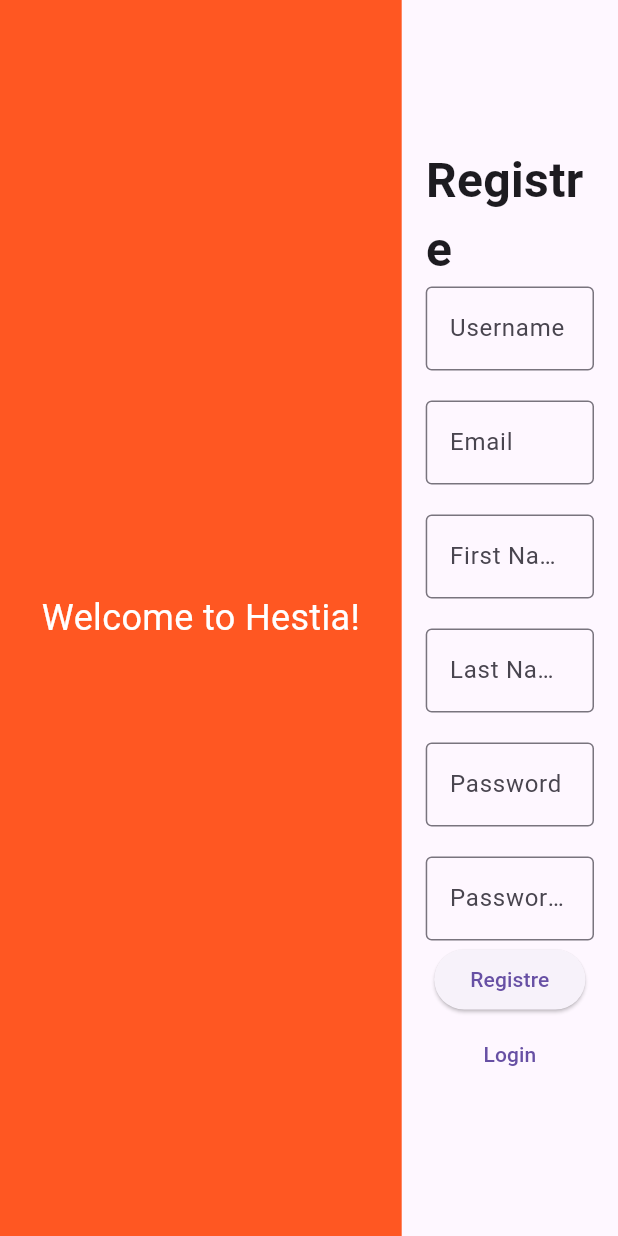
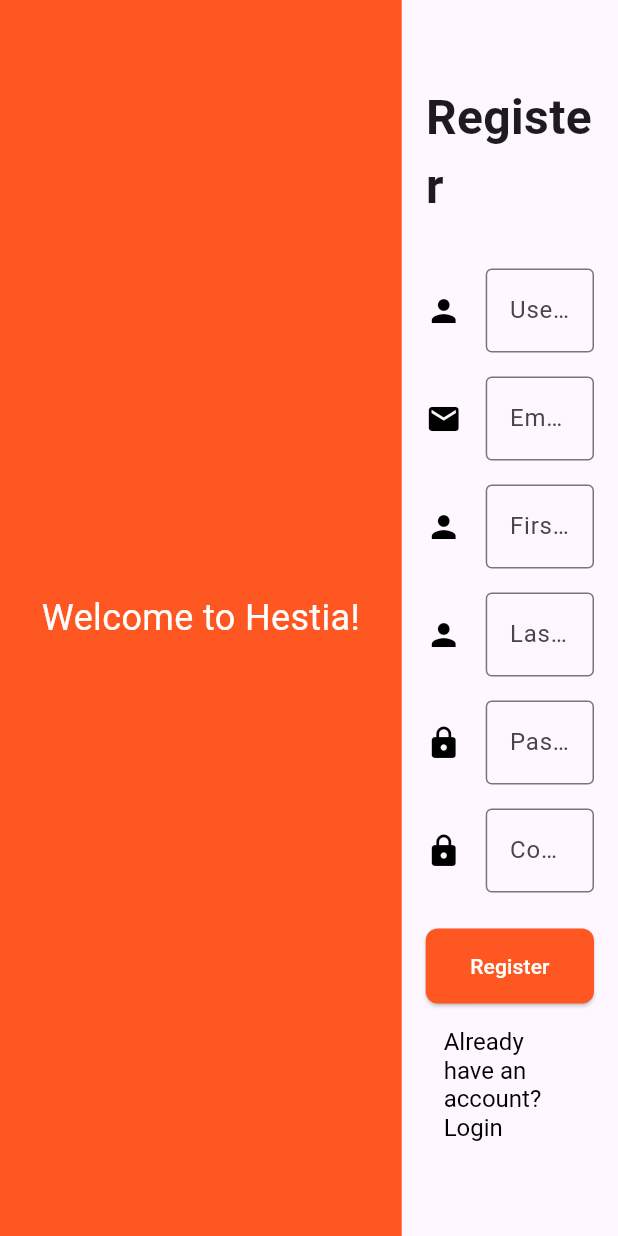
Before and after one commit to easv4sem/flutter_hestia, a Flutter app: the RegistrePage screen opened by its route, on a phone screen of 412 x 824 dp. Run offline on Flutter 3.47's test engine with Material 3 defaults, Android fonts, the phone set to English and light mode, and no system bars; our stand-ins replace dio, go_router, shared_preferences; accounts and stored records are empty; network calls fail.

Commit message:
feat: Implement authentication state management and UI updates
- Added AuthState class for managing authentication status using ChangeNotifier and SharedPreferences.
- Updated AuthService to handle login and registration, saving login status in SharedPreferences.
- Enhanced app routing with GoRouter to manage authentication redirects.
- Refactored login and registration pages to use AuthenticationTextFormField for better code reuse.
- Improved validation logic in registration and login forms.
- Added devMode flag for easier development and testing.
- Updated pubspec.yaml to include shared_preferences dependency.
- Modified GeneratedPluginRegistrant.swift to register SharedPreferencesPlugin for macOS.
- Updated workspace.xml for IDE settings and Git configuration.

```diff
--- /dev/null
+++ b/lib/auth/auth_provider.dart
@@ -0,0 +1,40 @@
+import 'package:flutter/material.dart';
+import 'package:shared_preferences/shared_preferences.dart';
+
+// This class manages the authentication state of the application.
+// It uses the ChangeNotifier pattern to notify listeners about changes in the authentication status.
+// The authentication status is stored in SharedPreferences, allowing the app to remember the user's login state across sessions.
+// The class provides methods to load the login status, set the login status, and save the login status to SharedPreferences.
+class AuthState extends ChangeNotifier {
+
+  static final AuthState _instance = AuthState._internal();
+
+  AuthState._internal();
+
+  static AuthState get instance => _instance;
+
+  bool _loggedIn = false;
+
+  bool get isLoggedIn => _loggedIn;
+
+  Future<void> loadStatus() async {
+    _loggedIn = await _loadLoginStatus();
+    notifyListeners();
+  }
+
+  void setLoggedIn(bool value) {
+    _loggedIn = value;
+    _saveLoginStatus(value);
+    notifyListeners();
+  }
+
+  Future<void> _saveLoginStatus(bool loggedIn) async {
+    final prefs = await SharedPreferences.getInstance();
+    await prefs.setBool('loggedIn', loggedIn);
+  }
+
+  Future<bool> _loadLoginStatus() async {
+    final prefs = await SharedPreferences.getInstance();
+    return prefs.getBool('loggedIn') ?? false;
+  }
+}
--- a/lib/core/app_constants.dart
+++ b/lib/core/app_constants.dart
@@ -4,4 +4,5 @@ class AppConstants {
   static const String appDescription =
       'Hestia is a sample Flutter application.';
   static const String apiBaseUrl = 'http://localhost:3000/api';
+  static const bool devMode = true;
 }
--- a/lib/core/router.dart
+++ b/lib/core/router.dart
@@ -1,4 +1,6 @@
+import 'package:flutter/material.dart';
 import 'package:go_router/go_router.dart';
+import 'package:hestia/auth/auth_provider.dart';
 import 'package:hestia/presentation/pages/cookies_page.dart';
 import 'package:hestia/presentation/pages/home_page.dart';
 import 'package:hestia/presentation/pages/landing_page.dart';
@@ -13,52 +15,49 @@ import 'routes.dart';
 /// It defines the routes and their corresponding pages.
 /// pages are imported from the pages enum.
 class AppRouter {
+
+  static bool devMode = true;
+
   static final GoRouter router = GoRouter(
-    initialLocation: Routes.home.path, // Set the initial route to HomePage
-    errorBuilder:
-        (context, state) =>
-            const NotFoundPage(), // Handle 404 errors with NotFoundPage
+    initialLocation: Routes.home.path,
+    refreshListenable: GoRouterRefreshNotifier(AuthState.instance),
+
+    redirect: devMode
+        ? null // Slå redirect fra i devMode
+        : (context, state) {
+            final loggedIn = AuthState.instance.isLoggedIn;
+            final isOnLogin = state.uri.path == Routes.login.path;
+            final isOnRegister = state.uri.path == Routes.registre.path;
+            final isOnLandingPage = state.uri.path == Routes.landingPage.path;
+
+            if (!loggedIn && !(isOnLogin || isOnRegister || isOnLandingPage)) {
+              return Routes.login.path;
+            }
+
+            if (loggedIn && (isOnLogin || isOnRegister)) {
+              return Routes.home.path;
+            }
+
+            return null;
+          },
+
+    errorBuilder: (context, state) => const NotFoundPage(),
+
     routes: [
-      GoRoute(
-        path: Routes.home.path,
-        name: Routes.home.name,
-        builder: (context, state) => const HomePage(),
-      ),
-      GoRoute(
-        path: Routes.settings.path,
-        name: Routes.settings.name,
-        builder: (context, state) => const SettingsPage(),
-      ),
-      GoRoute(
-        path: Routes.cookies.path,
-        name: Routes.cookies.name,
-        builder: (context, state) => const CookiesPage(),
-      ),
-      GoRoute(
-        path: Routes.privacy.path,
-        name: Routes.privacy.name,
-        builder: (context, state) => const PrivacyPolicyPage(),
-      ),
-      GoRoute(
-        path: Routes.notFound.path,
-        name: Routes.notFound.name,
-        builder: (context, state) => const NotFoundPage(),
-      ),
-      GoRoute(
-        path: Routes.landingPage.path,
-        name: Routes.landingPage.name,
-        builder: (context, state) => const LandingPage(),
-      ),
-      GoRoute(
-        path: Routes.login.path,
-        name: Routes.login.name,
-        builder: (context, state) => const LoginPage(),
-      ),
-      GoRoute(
-        path: Routes.registre.path,
-        name: Routes.registre.name,
-        builder: (context, state) => const RegistrePage(),
-      ),
+      GoRoute(path: Routes.home.path, builder: (context, _) => const HomePage()),
+      GoRoute(path: Routes.settings.path, builder: (context, _) => const SettingsPage()),
+      GoRoute(path: Routes.cookies.path, builder: (context, _) => const CookiesPage()),
+      GoRoute(path: Routes.privacy.path, builder: (context, _) => const PrivacyPolicyPage()),
+      GoRoute(path: Routes.landingPage.path, builder: (context, _) => const LandingPage()),
+      GoRoute(path: Routes.login.path, builder: (context, _) => const LoginPage()),
+      GoRoute(path: Routes.registre.path, builder: (context, _) => const RegistrePage()),
     ],
   );
 }
+
+
+class GoRouterRefreshNotifier extends ChangeNotifier {
+  GoRouterRefreshNotifier(Listenable listenable) {
+    listenable.addListener(notifyListeners);
+  }
+}
--- a/lib/presentation/pages/registre_page.dart
+++ b/lib/presentation/pages/registre_page.dart
@@ -2,6 +2,7 @@ import 'package:flutter/material.dart';
 import 'package:go_router/go_router.dart';
 import 'package:hestia/auth/auth_service.dart';
 import 'package:hestia/core/routes.dart';
+import 'package:hestia/presentation/widgets/authentication_text_form_field.dart';
 
 class RegistrePage extends StatefulWidget {
   const RegistrePage({super.key});
@@ -11,68 +12,30 @@ class RegistrePage extends StatefulWidget {
 }
 
 class _RegistrePage extends State<RegistrePage> {
-  AuthService authService = AuthService();
+  final AuthService authService = AuthService();
+  final _formKey = GlobalKey<FormState>();
+  bool _loading = false;
 
   final TextEditingController usernameController = TextEditingController();
   final TextEditingController passwordController = TextEditingController();
+  final TextEditingController passwordControllerConfirm = TextEditingController();
   final TextEditingController firstNameController = TextEditingController();
   final TextEditingController lastNameController = TextEditingController();
   final TextEditingController emailController = TextEditingController();
-  final TextEditingController passwordControllerConfirm =
-      TextEditingController();
 
-  void _register() async {
+  void _showSnackBar(String message) {
+    ScaffoldMessenger.of(context).showSnackBar(SnackBar(content: Text(message)));
+  }
+
+  Future<void> _register() async {
+    if (!_formKey.currentState!.validate()) return;
+
     if (passwordController.text != passwordControllerConfirm.text) {
-      ScaffoldMessenger.of(
-        context,
-      ).showSnackBar(const SnackBar(content: Text('Passwords do not match.')));
+      _showSnackBar('Passwords do not match.');
       return;
     }
 
-    if (usernameController.text.isEmpty ||
-        passwordController.text.isEmpty ||
-        emailController.text.isEmpty) {
-      ScaffoldMessenger.of(
-        context,
-      ).showSnackBar(const SnackBar(content: Text('Please fill all fields.')));
-      return;
-    }
-
-    if (usernameController.text.length < 3) {
-      ScaffoldMessenger.of(
-        context,
-      ).showSnackBar(const SnackBar(content: Text('Username too short.')));
-      return;
-    }
-    if (passwordController.text.length < 8) {
-      ScaffoldMessenger.of(
-        context,
-      ).showSnackBar(const SnackBar(content: Text('Password too short.')));
-      return;
-    }
-    if (passwordController.text.length > 20) {
-      ScaffoldMessenger.of(
-        context,
-      ).showSnackBar(const SnackBar(content: Text('Password too long.')));
-      return;
-    }
-    if (usernameController.text.length > 20) {
-      ScaffoldMessenger.of(
-        context,
-      ).showSnackBar(const SnackBar(content: Text('Username too long.')));
-      return;
-    }
-
-    if (emailController.text.length < 5 ||
-        !emailController.text.contains('@') ||
-        !emailController.text.contains('.')) {
-      // Check if email is valid (basic check)
-      ScaffoldMessenger.of(context).showSnackBar(
-        const SnackBar(content: Text('Email too short. or not a valid email')),
-      );
-      return;
-    }
-
+    setState(() => _loading = true);
     final success = await authService.register(
       usernameController.text,
       passwordController.text,
@@ -80,12 +43,12 @@ class _RegistrePage extends State<RegistrePage> {
       firstNameController.text,
       lastNameController.text,
     );
+    setState(() => _loading = false);
+
     if (success.$1) {
       context.go(Routes.home.path);
     } else {
-      ScaffoldMessenger.of(
-        context,
-      ).showSnackBar(SnackBar(content: Text(success.$2)));
+      _showSnackBar(success.$2);
     }
   }
 
@@ -109,74 +72,104 @@ class _RegistrePage extends State<RegistrePage> {
             width: MediaQuery.of(context).size.width * 0.35,
             child: Padding(
               padding: const EdgeInsets.all(16.0),
+              child: Center(
+                child: SingleChildScrollView(
+                  child: Form(
+                    key: _formKey,
                     child: Column(
-                mainAxisAlignment: MainAxisAlignment.center,
-                spacing: 2.0,
+                      mainAxisSize: MainAxisSize.min,
                       children: [
                         const Text(
-                    'Registre',
+                          'Register',
                           style: TextStyle(fontSize: 32, fontWeight: FontWeight.bold),
                         ),
-                  TextField(
-                    controller: usernameController,
-                    decoration: InputDecoration(
-                      labelText: 'Username',
-                      border: OutlineInputBorder(),
+                        const SizedBox(height: 32.0),
+                        AuthenticationTextFormField(
+                          icon: Icons.person,
+                          label: "Username",
+                          textEditingController: usernameController,
+                          validator: (value) {
+                            if (value == null || value.isEmpty) return 'Username required';
+                            if (value.length < 3) return 'Username too short';
+                            if (value.length > 20) return 'Username too long';
+                            return null;
+                          },
+                        ),
+                        const SizedBox(height: 16.0),
+                        AuthenticationTextFormField(
+                          icon: Icons.email,
+                          label: "Email",
+                          textEditingController: emailController,
+                          validator: (value) {
+                            if (value == null || value.isEmpty) return 'Email required';
+                            if (!value.contains('@') || !value.contains('.')) return 'Invalid email';
+                            return null;
+                          },
+                        ),
+                        const SizedBox(height: 16.0),
+                        AuthenticationTextFormField(
+                          icon: Icons.person,
+                          label: "First Name",
+                          textEditingController: firstNameController,
+                        ),
+                        const SizedBox(height: 16.0),
+                        AuthenticationTextFormField(
+                          icon: Icons.person,
+                          label: "Last Name",
+                          textEditingController: lastNameController,
+                        ),
+                        const SizedBox(height: 16.0),
+                        AuthenticationTextFormField(
+                          icon: Icons.lock,
+                          label: "Password",
+                          textEditingController: passwordController,
+                          obscureText: true,
+                          validator: (value) {
+                            if (value == null || value.isEmpty) return 'Password required';
+                            if (value.length < 8) return 'Password too short';
+                            if (value.length > 20) return 'Password too long';
+                            return null;
+                          },
+                        ),
+                        const SizedBox(height: 16.0),
+                        AuthenticationTextFormField(
+                          icon: Icons.lock,
+                          label: "Confirm Password",
+                          textEditingController: passwordControllerConfirm,
+                          obscureText: true,
+                        ),
+                        const SizedBox(height: 24.0),
+                        _loading
+                            ? const CircularProgressIndicator(
+                                color: Colors.deepOrange,
+                                strokeWidth: 2.0,
+                              )
+
+                            : ElevatedButton(
+                                style: ElevatedButton.styleFrom(
+                                  minimumSize: const Size.fromHeight(50),
+                                  backgroundColor: Colors.deepOrange,
+                                  shape: RoundedRectangleBorder(
+                                    borderRadius: BorderRadius.circular(8.0),
+                                  ),
+                                  foregroundColor: Colors.white,
+                                ),
+                                onPressed: _register,
+                                child: const Text('Register'),
+                              ),
+                        const SizedBox(height: 8.0),
+                        TextButton(
+                          onPressed: () => context.go(Routes.login.path),
+                          style: TextButton.styleFrom(
+                            foregroundColor: Colors.black,
+                            textStyle: const TextStyle(fontSize: 16),
+                          ),
+                          child: const Text('Already have an account? Login'),
+                        ),
+                      ],
                     ),
                   ),
-                  const SizedBox(height: 16.0),
-                  TextField(
-                    controller: emailController,
-                    decoration: InputDecoration(
-                      labelText: 'Email',
-                      border: OutlineInputBorder(),
                 ),
-                  ),
-                  const SizedBox(height: 16.0),
-                  TextField(
-                    controller: firstNameController,
-                    decoration: InputDecoration(
-                      labelText: 'First Name',
-                      border: OutlineInputBorder(),
-                    ),
-                  ),
-                  const SizedBox(height: 16.0),
-                  TextField(
-                    controller: lastNameController,
-                    decoration: InputDecoration(
-                      labelText: 'Last Name',
-                      border: OutlineInputBorder(),
-                    ),
-                  ),
-                  const SizedBox(height: 16.0),
-                  TextField(
-                    controller: passwordController,
-                    decoration: InputDecoration(
-                      labelText: 'Password',
-                      border: OutlineInputBorder(),
-                    ),
-                    obscureText: true,
-                  ),
-                  const SizedBox(height: 16.0),
-                  TextField(
-                    controller: passwordControllerConfirm,
-                    decoration: InputDecoration(
-                      labelText: 'Password Confirm',
-                      border: OutlineInputBorder(),
-                    ),
-                    obscureText: true,
-                  ),
-
-                  ElevatedButton(
-                    onPressed: _register,
-                    child: const Text('Registre'),
-                  ),
-
-                  TextButton(
-                    onPressed: () => context.go(Routes.login.path),
-                    child: const Text('Login'),
-                  ),
-                ],
               ),
             ),
           ),
--- /dev/null
+++ b/lib/presentation/widgets/authentication_text_form_field.dart
@@ -0,0 +1,35 @@
+import 'package:flutter/material.dart';
+
+class AuthenticationTextFormField extends StatelessWidget {
+  const AuthenticationTextFormField({
+    required this.icon,
+    required this.label,
+    required this.textEditingController,
+    this.obscureText,
+    this.validator,
+    super.key,
+  });
+
+  final IconData icon;
+  final String label;
+  final TextEditingController textEditingController;
+  final bool? obscureText;
+  final String? Function(String?)? validator;
+
+  @override
+  Widget build(BuildContext context) {
+    final theme = Theme.of(context);
+
+    return TextFormField(
+      controller: textEditingController,
+      obscureText: obscureText ?? label.toLowerCase().contains('password'),
+      validator: validator,
+      decoration: InputDecoration(
+        floatingLabelStyle: theme.textTheme.titleLarge,
+        icon: Icon(icon, color: Colors.black),
+        labelText: label,
+        border: const OutlineInputBorder(),
+      ),
+    );
+  }
+}
--- a/lib/presentation/widgets/styled_drawer.dart
+++ b/lib/presentation/widgets/styled_drawer.dart
@@ -1,5 +1,4 @@
 import 'package:flutter/material.dart';
-import 'package:flutter/widgets.dart';
 
 class StyledDrawer extends StatelessWidget {
   final Widget? header;
--- a/pubspec.yaml
+++ b/pubspec.yaml
@@ -40,6 +40,7 @@ dependencies:
   flutter_svg: ^2.1.0
   http: ^1.4.0
   dio: ^5.8.0+1
+  shared_preferences: ^2.5.3
 
 dev_dependencies:
   flutter_test:
```
Also changed, not shown: lib/auth/auth_service.dart (+22 -7 lines), lib/main.dart (+15 -2 lines), lib/presentation/pages/login_page.dart (+26 -31 lines), 1 other file. Lines whose indentation alone changed are shown as unchanged.
